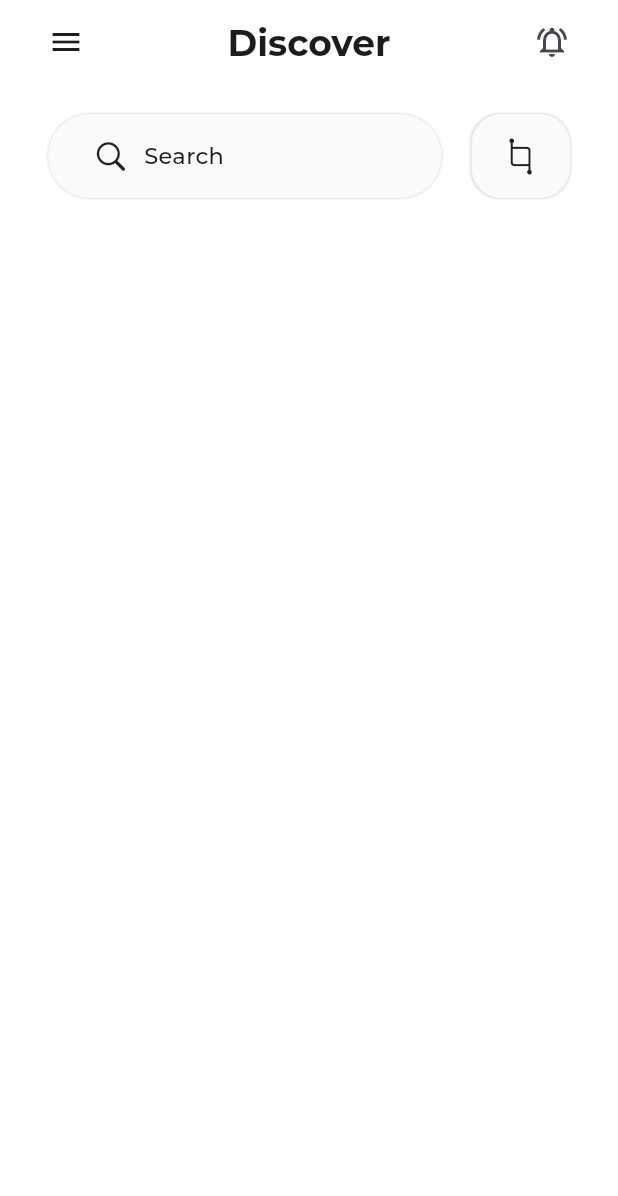
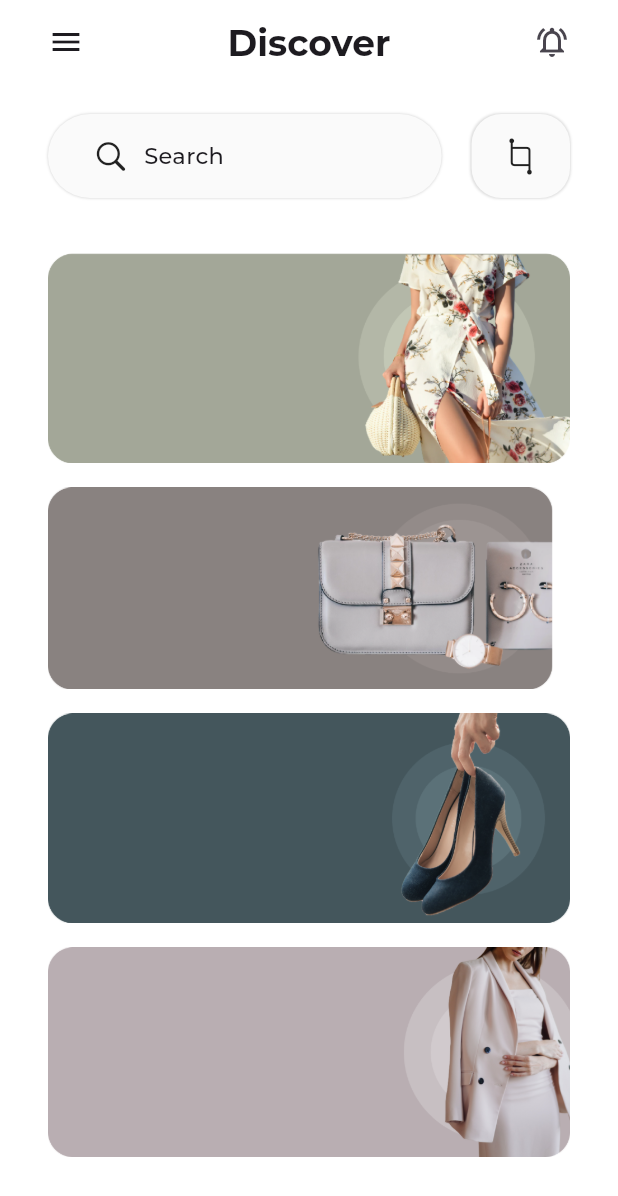
Before and after one commit to usama-tech-dev/gem_store, a Flutter app: the DiscoverPage screen opened directly, on a phone screen of 412 x 824 dp. Shown: the top 1196 px of the screen. Run offline on Flutter 3.47's test engine with Material 3 defaults, Android fonts, the phone set to English and light mode, and no system bars; our stand-ins replace bloc, carousel_slider, flutter_bloc, flutter_svg, pinput; project files that could hold a hidden picture were left out.

```diff
--- a/lib/core/constants/assets.dart
+++ b/lib/core/constants/assets.dart
@@ -10,6 +10,10 @@ class Assets {
   static const featured_1 = 'assets/images/featured_1.png';
   static const featured_2 = 'assets/images/featured_2.png';
   static const featured_3 = 'assets/images/featured_3.png';
+  static const search_1 = 'assets/images/search-1.png';
+  static const search_2 = 'assets/images/search-2.png';
+  static const search_3 = 'assets/images/search-3.png';
+  static const search_4 = 'assets/images/search-4.png';
   static const office_life = 'assets/images/office_life.png';
   static const elegant_design = 'assets/images/elegant_design.png';
   static const home_banner = 'assets/images/home_banner.png';
--- a/lib/feature/dashboard/presentation/discover/presentation/discover_page.dart
+++ b/lib/feature/dashboard/presentation/discover/presentation/discover_page.dart
@@ -1,12 +1,20 @@
 import 'package:flutter/cupertino.dart';
 import 'package:flutter/material.dart';
 import 'package:gem_store/core/constants/app_colors.dart';
+import 'package:gem_store/core/constants/assets.dart';
 
 class DiscoverPage extends StatelessWidget {
   const DiscoverPage({super.key});
 
   @override
   Widget build(BuildContext context) {
+    final List<String> images = [
+      Assets.search_1,
+      Assets.search_2,
+      Assets.search_3,
+      Assets.search_4,
+    ];
+
     return Scaffold(
       backgroundColor: Colors.white,
       appBar: AppBar(
@@ -27,12 +35,12 @@ class DiscoverPage extends StatelessWidget {
           ),
         ],
       ),
-      body: Column(
-        children: [
-          SizedBox(height: 20),
-          Padding(
-            padding: const EdgeInsets.symmetric(horizontal: 32.0),
-            child: Row(
+      body: Padding(
+        padding: const EdgeInsets.symmetric(horizontal: 32.0),
+        child: Column(
+          children: [
+            SizedBox(height: 20),
+            Row(
               children: [
                 Expanded(
                   flex: 4,
@@ -81,8 +89,21 @@ class DiscoverPage extends StatelessWidget {
                 ),
               ],
             ),
-          ),
-        ],
+            Expanded(
+              child: ListView.builder(
+                shrinkWrap: true,
+                itemCount: images.length,
+                padding: EdgeInsets.only(top: 28),
+                itemBuilder: (_, index) => Padding(
+                  padding: const EdgeInsets.symmetric(vertical: 8.0),
+                  child: Image.asset(
+                    images[index],
+                  ),
+                ),
+              ),
+            ),
+          ],
+        ),
       ),
     );
   }
```
Also changed, not shown: assets/images/search-1.png (added), assets/images/search-2.png (added), assets/images/search-3.png (added), assets/images/search-4.png (added).
